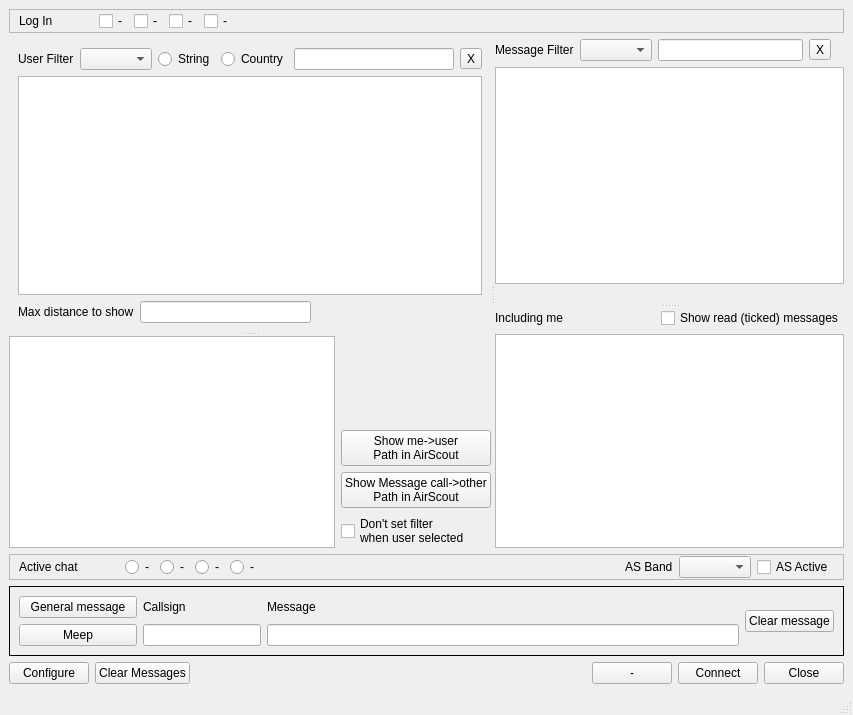
This is mqt/MqtKSTClient/kstmainwindow.ui in Rsclub22/Minos2-Mirror as Qt 5 draws it before an edit. The edited form follows.
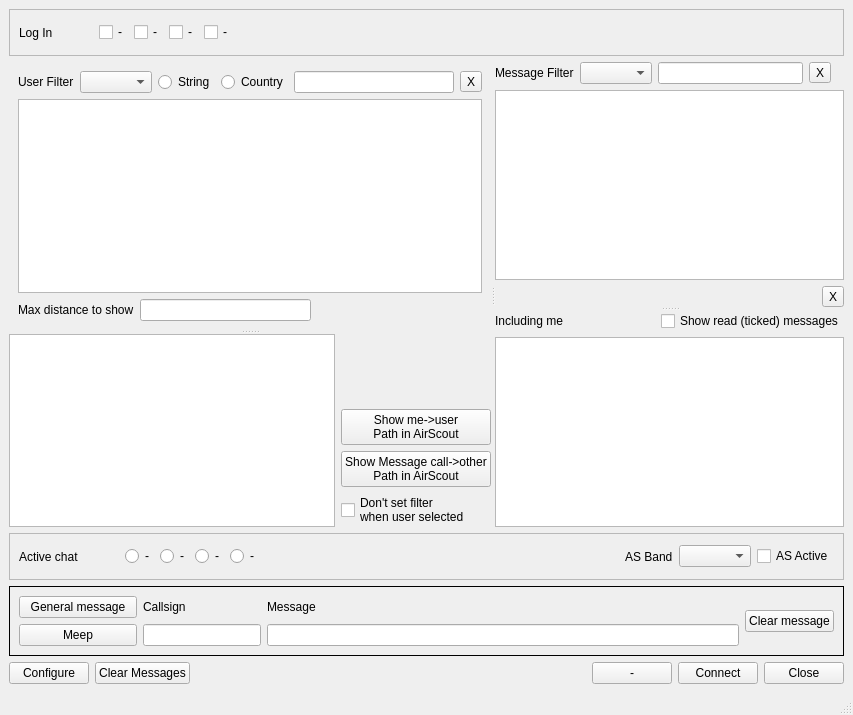
This is the edited form. Custom widgets are drawn as their Qt base class.

Commit message: Add a "clear" button to selected label; and make it selectable for cut/copy

The edit to the form file:
```diff
--- a/mqt/MqtKSTClient/kstmainwindow.ui
+++ b/mqt/MqtKSTClient/kstmainwindow.ui
@@ -102,12 +102,6 @@
     </item>
     <item>
      <widget class="MinosSplitter" name="kstSplitter">
-      <property name="sizePolicy">
-       <sizepolicy hsizetype="Expanding" vsizetype="MinimumExpanding">
-        <horstretch>0</horstretch>
-        <verstretch>0</verstretch>
-       </sizepolicy>
-      </property>
       <property name="orientation">
        <enum>Qt::Horizontal</enum>
       </property>
@@ -309,7 +303,7 @@
        <property name="orientation">
         <enum>Qt::Vertical</enum>
        </property>
-       <widget class="QWidget" name="layoutWidget2">
+       <widget class="QWidget" name="">
         <layout class="QVBoxLayout" name="verticalLayout_2">
          <item>
           <layout class="QHBoxLayout" name="horizontalLayout_3">
@@ -373,6 +367,8 @@
           </widget>
          </item>
          <item>
+          <layout class="QHBoxLayout" name="horizontalLayout_9">
+           <item>
           <widget class="QLabel" name="bodyLabel">
            <property name="text">
             <string/>
@@ -386,7 +382,22 @@
            <property name="openExternalLinks">
             <bool>true</bool>
            </property>
-          </widget>
+             <property name="textInteractionFlags">
+              <set>Qt::LinksAccessibleByKeyboard|Qt::LinksAccessibleByMouse|Qt::TextBrowserInteraction|Qt::TextSelectableByKeyboard|Qt::TextSelectableByMouse</set>
+             </property>
+            </widget>
+           </item>
+           <item>
+            <widget class="QToolButton" name="clearSelectedMessage">
+             <property name="toolTip">
+              <string>Clear the message filters</string>
+             </property>
+             <property name="text">
+              <string>X</string>
+             </property>
+            </widget>
+           </item>
+          </layout>
          </item>
         </layout>
        </widget>
```
Left out of the diff: 2 changed lines with no effect on the pictures. Lines whose indentation alone changed are shown as unchanged. The commit also changes 4 other files.
